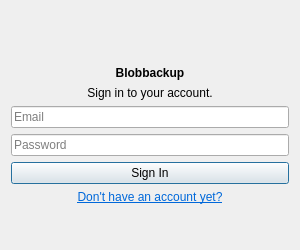
Qt form client/src/blobbackup/ui/logindialog.ui (Blobbackup/Blobbackup) before a commit.
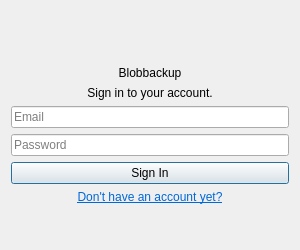
The same form after that commit.

Commit message: Remove all font tags from ui files

Patch:
```diff
--- a/client/src/blobbackup/ui/logindialog.ui
+++ b/client/src/blobbackup/ui/logindialog.ui
@@ -45,12 +45,6 @@
    </item>
    <item>
     <widget class="QLabel" name="label_2">
-     <property name="font">
-      <font>
-       <weight>75</weight>
-       <bold>true</bold>
-      </font>
-     </property>
      <property name="text">
       <string>Blobbackup</string>
      </property>
```
The commit also changes 8 other files.
